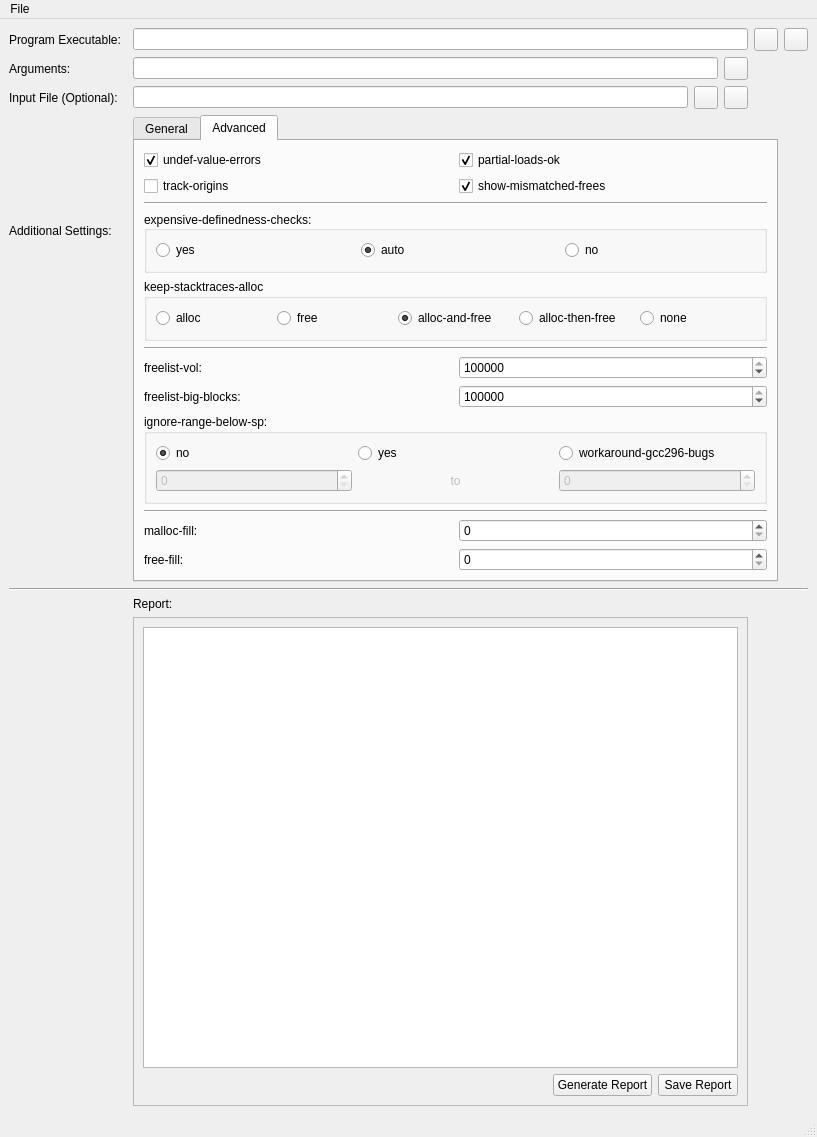
Qt form mainwindow.ui (ganelonhb/qbeef) before a commit.
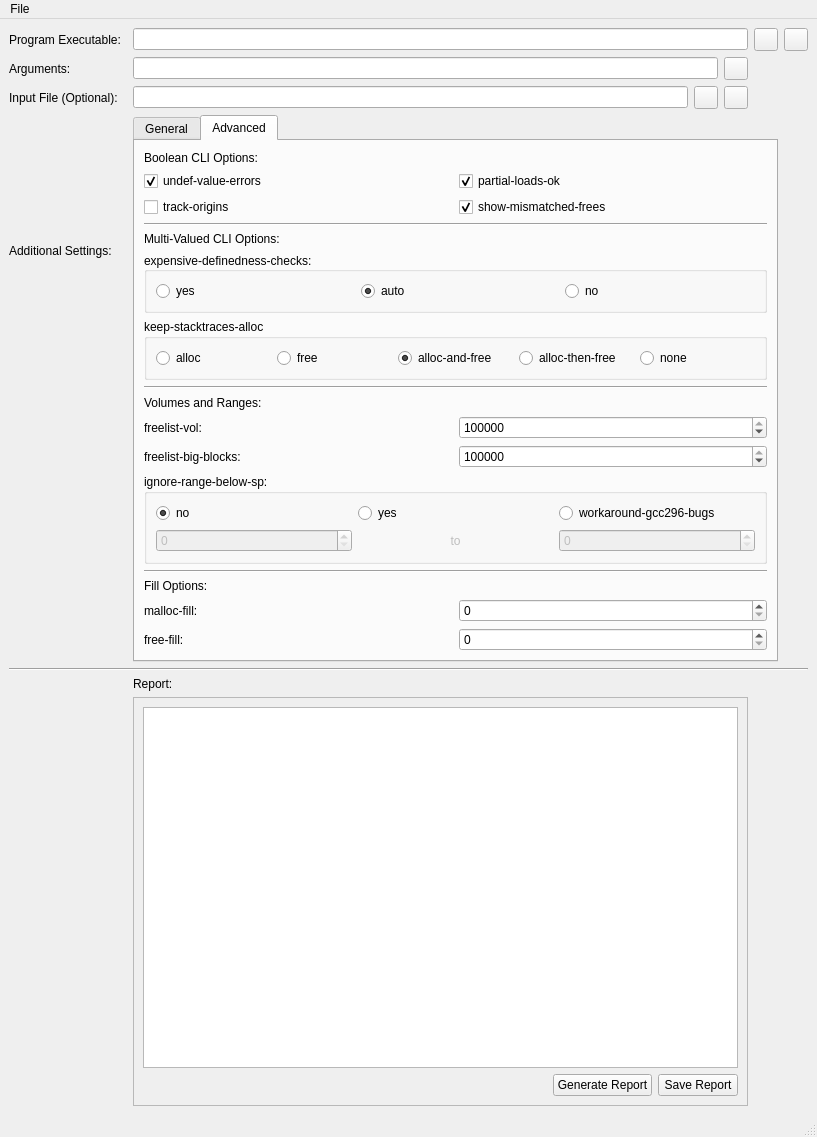
The same form after that commit. The open tabs and pages were chosen to show the change. Icons and pictures are not drawn.

Patch:
```diff
--- a/mainwindow.ui
+++ b/mainwindow.ui
@@ -365,7 +365,114 @@
         <string>Advanced</string>
        </attribute>
        <layout class="QGridLayout" name="gridLayout_5">
-        <item row="10" column="1" colspan="2">
+        <item row="15" column="1" colspan="2">
+         <widget class="Line" name="line_6">
+          <property name="orientation">
+           <enum>Qt::Horizontal</enum>
+          </property>
+         </widget>
+        </item>
+        <item row="2" column="1">
+         <widget class="QCheckBox" name="checkBoxTrackOrigins">
+          <property name="text">
+           <string>track-origins</string>
+          </property>
+         </widget>
+        </item>
+        <item row="1" column="1">
+         <widget class="QCheckBox" name="checkBoxUndefValue">
+          <property name="text">
+           <string>undef-value-errors</string>
+          </property>
+          <property name="checked">
+           <bool>true</bool>
+          </property>
+         </widget>
+        </item>
+        <item row="4" column="1" colspan="2">
+         <widget class="Line" name="line_4">
+          <property name="orientation">
+           <enum>Qt::Horizontal</enum>
+          </property>
+         </widget>
+        </item>
+        <item row="18" column="1">
+         <widget class="QLabel" name="labelFreeFill">
+          <property name="text">
+           <string>free-fill:</string>
+          </property>
+         </widget>
+        </item>
+        <item row="1" column="2">
+         <widget class="QCheckBox" name="checkBoxPartialLoads">
+          <property name="text">
+           <string>partial-loads-ok</string>
+          </property>
+          <property name="checked">
+           <bool>true</bool>
+          </property>
+         </widget>
+        </item>
+        <item row="17" column="1">
+         <widget class="QLabel" name="labelMallocFill">
+          <property name="text">
+           <string>malloc-fill:</string>
+          </property>
+         </widget>
+        </item>
+        <item row="6" column="1" colspan="2">
+         <widget class="QGroupBox" name="groupBoxExpensiveDef">
+          <property name="title">
+           <string>expensive-definedness-checks:</string>
+          </property>
+          <property name="alignment">
+           <set>Qt::AlignLeading|Qt::AlignLeft|Qt::AlignVCenter</set>
+          </property>
+          <property name="checkable">
+           <bool>false</bool>
+          </property>
+          <layout class="QHBoxLayout" name="horizontalLayout_4">
+           <property name="rightMargin">
+            <number>0</number>
+           </property>
+           <item>
+            <widget class="QRadioButton" name="radioButtonExpensiveDefYes">
+             <property name="text">
+              <string>yes</string>
+             </property>
+            </widget>
+           </item>
+           <item>
+            <widget class="QRadioButton" name="radioButtonExpensiveDefAuto">
+             <property name="text">
+              <string>auto</string>
+             </property>
+             <property name="checked">
+              <bool>true</bool>
+             </property>
+            </widget>
+           </item>
+           <item>
+            <widget class="QRadioButton" name="radioButtonExpensiveDefNo">
+             <property name="text">
+              <string>no</string>
+             </property>
+            </widget>
+           </item>
+          </layout>
+         </widget>
+        </item>
+        <item row="18" column="2">
+         <widget class="QSpinBox" name="spinBox">
+          <property name="maximum">
+           <number>255</number>
+          </property>
+          <property name="displayIntegerBase">
+           <number>8</number>
+          </property>
+         </widget>
+        </item>
+        <item row="13" column="1" colspan="2">
          <widget class="QGroupBox" name="groupBoxIgnoreRangeBelowSP">
           <property name="title">
            <string>ignore-range-below-sp:</string>
@@ -425,7 +532,85 @@
           </layout>
          </widget>
         </item>
-        <item row="5" column="1" colspan="2">
+        <item row="9" column="1">
+         <widget class="QLabel" name="labelVolRange">
+          <property name="text">
+           <string>Volumes and Ranges:</string>
+          </property>
+         </widget>
+        </item>
+        <item row="17" column="2">
+         <widget class="QSpinBox" name="spinBoxMallocFill">
+          <property name="maximum">
+           <number>255</number>
+          </property>
+          <property name="value">
+           <number>0</number>
+          </property>
+          <property name="displayIntegerBase">
+           <number>16</number>
+          </property>
+         </widget>
+        </item>
+        <item row="11" column="1">
+         <widget class="QLabel" name="labelFreelistVol">
+          <property name="text">
+           <string>freelist-vol:</string>
+          </property>
+         </widget>
+        </item>
+        <item row="0" column="1">
+         <widget class="QLabel" name="labelBCLI">
+          <property name="text">
+           <string>Boolean CLI Options:</string>
+          </property>
+         </widget>
+        </item>
+        <item row="2" column="2">
+         <widget class="QCheckBox" name="checkBoxShowMismatchedFrees">
+          <property name="text">
+           <string>show-mismatched-frees</string>
+          </property>
+          <property name="checked">
+           <bool>true</bool>
+          </property>
+         </widget>
+        </item>
+        <item row="8" column="1" colspan="2">
+         <widget class="Line" name="line_5">
+          <property name="orientation">
+           <enum>Qt::Horizontal</enum>
+          </property>
+         </widget>
+        </item>
+        <item row="12" column="2">
+         <widget class="QSpinBox" name="spinBoxFreelistBigBlocks">
+          <property name="maximum">
+           <number>999999999</number>
+          </property>
+          <property name="value">
+           <number>1000000</number>
+          </property>
+         </widget>
+        </item>
+        <item row="11" column="2">
+         <widget class="QSpinBox" name="spinBoxFreelistVol">
+          <property name="maximum">
+           <number>999999999</number>
+          </property>
+          <property name="value">
+           <number>20000000</number>
+          </property>
+         </widget>
+        </item>
+        <item row="12" column="1">
+         <widget class="QLabel" name="labelFreelistBigBlocks">
+          <property name="text">
+           <string>freelist-big-blocks:</string>
+          </property>
+         </widget>
+        </item>
+        <item row="7" column="1" colspan="2">
          <widget class="QGroupBox" name="groupBoxKeepStack">
           <property name="title">
            <string>keep-stacktraces-alloc</string>
@@ -472,174 +657,17 @@
           </layout>
          </widget>
         </item>
-        <item row="0" column="2">
-         <widget class="QCheckBox" name="checkBoxPartialLoads">
+        <item row="5" column="1">
+         <widget class="QLabel" name="labelMVCLI">
           <property name="text">
-           <string>partial-loads-ok</string>
+           <string>Multi-Valued CLI Options:</string>
           </property>
-          <property name="checked">
-           <bool>true</bool>
-          </property>
          </widget>
         </item>
-        <item row="13" column="2">
-         <widget class="QSpinBox" name="spinBoxMallocFill">
-          <property name="maximum">
-           <number>255</number>
-          </property>
-          <property name="value">
-           <number>0</number>
-          </property>
-          <property name="displayIntegerBase">
-           <number>16</number>
-          </property>
-         </widget>
-        </item>
-        <item row="6" column="1" colspan="2">
-         <widget class="Line" name="line_5">
-          <property name="orientation">
-           <enum>Qt::Horizontal</enum>
-          </property>
-         </widget>
-        </item>
-        <item row="0" column="1">
-         <widget class="QCheckBox" name="checkBoxUndefValue">
+        <item row="16" column="1">
+         <widget class="QLabel" name="labelFill">
           <property name="text">
-           <string>undef-value-errors</string>
-          </property>
-          <property name="checked">
-           <bool>true</bool>
-          </property>
-         </widget>
-        </item>
-        <item row="9" column="1">
-         <widget class="QLabel" name="labelFreelistBigBlocks">
-          <property name="text">
-           <string>freelist-big-blocks:</string>
-          </property>
-         </widget>
-        </item>
-        <item row="12" column="1" colspan="2">
-         <widget class="Line" name="line_6">
-          <property name="orientation">
-           <enum>Qt::Horizontal</enum>
-          </property>
-         </widget>
-        </item>
-        <item row="1" column="2">
-         <widget class="QCheckBox" name="checkBoxShowMismatchedFrees">
-          <property name="text">
-           <string>show-mismatched-frees</string>
-          </property>
-          <property name="checked">
-           <bool>true</bool>
-          </property>
-         </widget>
-        </item>
-        <item row="13" column="1">
-         <widget class="QLabel" name="labelMallocFill">
-          <property name="text">
-           <string>malloc-fill:</string>
-          </property>
-         </widget>
-        </item>
-        <item row="3" column="1" colspan="2">
-         <widget class="Line" name="line_4">
-          <property name="orientation">
-           <enum>Qt::Horizontal</enum>
-          </property>
-         </widget>
-        </item>
-        <item row="1" column="1">
-         <widget class="QCheckBox" name="checkBoxTrackOrigins">
-          <property name="text">
-           <string>track-origins</string>
-          </property>
-         </widget>
-        </item>
-        <item row="8" column="1">
-         <widget class="QLabel" name="labelFreelistVol">
-          <property name="text">
-           <string>freelist-vol:</string>
-          </property>
-         </widget>
-        </item>
-        <item row="9" column="2">
-         <widget class="QSpinBox" name="spinBoxFreelistBigBlocks">
-          <property name="maximum">
-           <number>999999999</number>
-          </property>
-          <property name="value">
-           <number>1000000</number>
-          </property>
-         </widget>
-        </item>
-        <item row="8" column="2">
-         <widget class="QSpinBox" name="spinBoxFreelistVol">
-          <property name="maximum">
-           <number>999999999</number>
-          </property>
-          <property name="value">
-           <number>20000000</number>
-          </property>
-         </widget>
-        </item>
-        <item row="4" column="1" colspan="2">
-         <widget class="QGroupBox" name="groupBoxExpensiveDef">
-          <property name="title">
-           <string>expensive-definedness-checks:</string>
-          </property>
-          <property name="alignment">
-           <set>Qt::AlignLeading|Qt::AlignLeft|Qt::AlignVCenter</set>
-          </property>
-          <property name="checkable">
-           <bool>false</bool>
-          </property>
-          <layout class="QHBoxLayout" name="horizontalLayout_4">
-           <property name="rightMargin">
-            <number>0</number>
-           </property>
-           <item>
-            <widget class="QRadioButton" name="radioButtonExpensiveDefYes">
-             <property name="text">
-              <string>yes</string>
-             </property>
-            </widget>
-           </item>
-           <item>
-            <widget class="QRadioButton" name="radioButtonExpensiveDefAuto">
-             <property name="text">
-              <string>auto</string>
-             </property>
-             <property name="checked">
-              <bool>true</bool>
-             </property>
-            </widget>
-           </item>
-           <item>
-            <widget class="QRadioButton" name="radioButtonExpensiveDefNo">
-             <property name="text">
-              <string>no</string>
-             </property>
-            </widget>
-           </item>
-          </layout>
-         </widget>
-        </item>
-        <item row="14" column="1">
-         <widget class="QLabel" name="labelFreeFill">
-          <property name="text">
-           <string>free-fill:</string>
-          </property>
-         </widget>
-        </item>
-        <item row="14" column="2">
-         <widget class="QSpinBox" name="spinBox">
-          <property name="maximum">
-           <number>255</number>
-          </property>
-          <property name="displayIntegerBase">
-           <number>8</number>
+           <string>Fill Options:</string>
           </property>
          </widget>
         </item>
```
Left out of the diff: 62 changed lines with no effect on the pictures.
